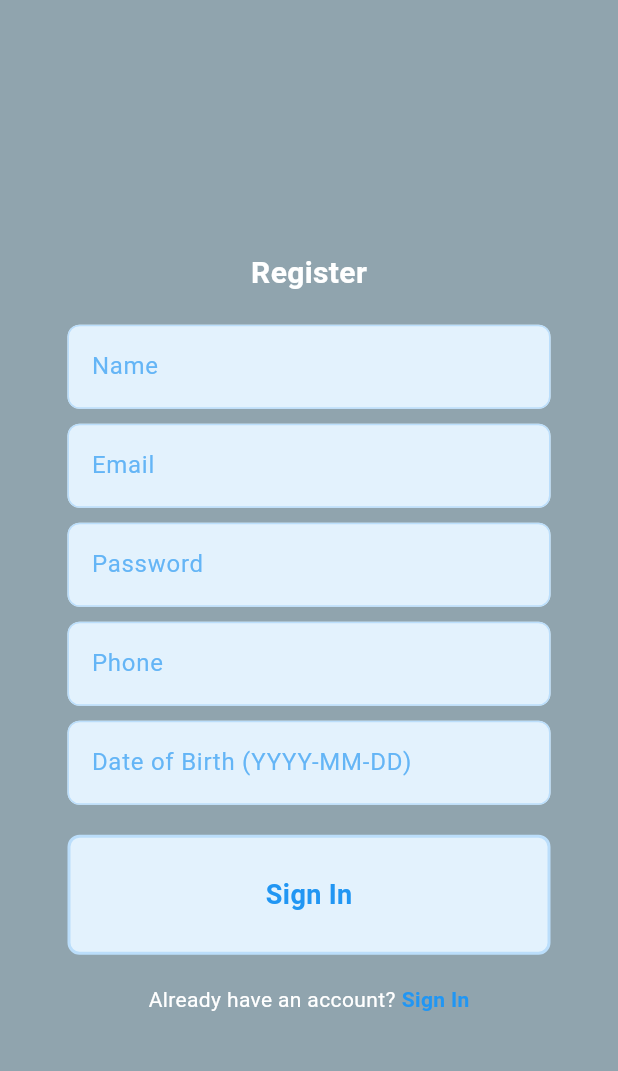
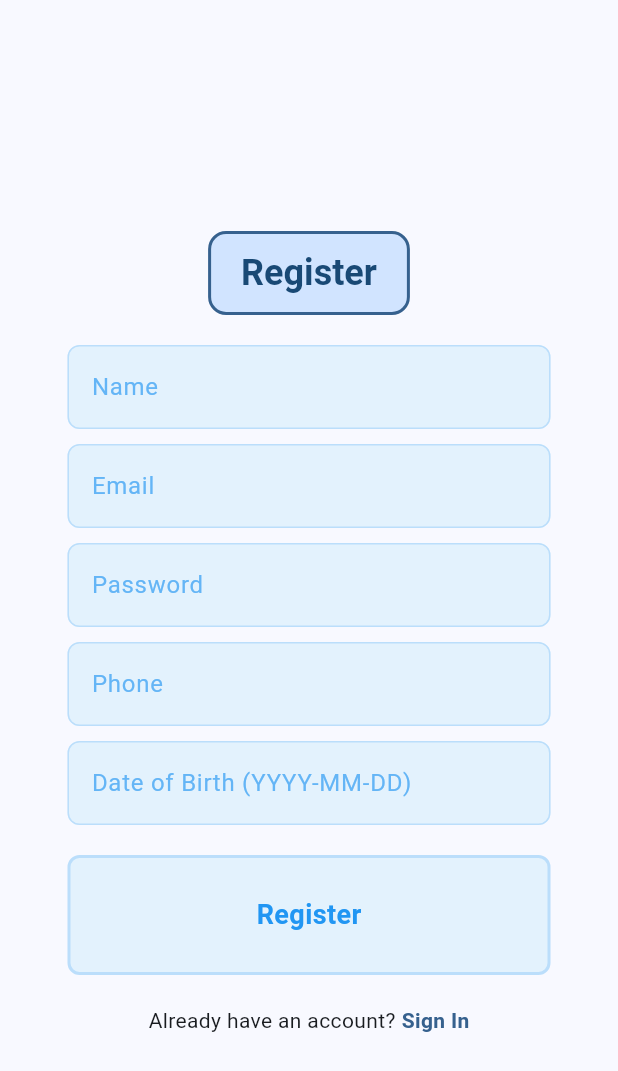
Before and after one commit to bcolitti732/trackit_flutter, a Flutter app: the screen it shows after launch, after a tap on "Register", on a phone screen of 412 x 824 dp. Shown: the top 1071 px of the screen. Run offline on Flutter 3.47's test engine with Material 3 defaults, Android fonts, the phone set to English and light mode, and no system bars; our stand-ins replace go_router, image_picker; network calls fail.

Commit message:
blanco y negro, muchos cambios

```diff
--- a/lib/components/my_button.dart
+++ b/lib/components/my_button.dart
@@ -2,8 +2,9 @@ import 'package:flutter/material.dart';
 
 class MyButton extends StatefulWidget {
   final Function()? onTap;
+  final String text;
 
-  const MyButton({super.key, required this.onTap});
+  const MyButton({super.key, required this.onTap, required this.text});
 
   @override
   _MyButtonState createState() => _MyButtonState();
@@ -33,7 +34,7 @@ class _MyButtonState extends State<MyButton> {
           ),
           child: Center(
             child: Text(
-              "Sign In",
+              widget.text,
               style: TextStyle(
                 color: _isHovered ? Colors.blue[700] : Colors.blue[500],
                 fontWeight: FontWeight.bold,
--- a/lib/provider/users_provider.dart
+++ b/lib/provider/users_provider.dart
@@ -32,7 +32,6 @@ class UserProvider with ChangeNotifier {
 
   void setCurrentUser(User user) {
     currentUser = user;
-    print('Usuario actualizado: ${currentUser.toJson()}');
     notifyListeners();
   }
 
@@ -41,12 +40,9 @@ class UserProvider with ChangeNotifier {
   _setError(null);
 
   try {
-    print('Cargando usuarios...');
     _users = await UserService.getUsers();
-    print('Usuarios cargados: $_users');
   } catch (e) {
     _setError('Error loading users: $e');
-    print('Error al cargar usuarios: $e');
     _users = [];
   } finally {
     _setLoading(false);
--- a/lib/screens/auth/login_screen.dart
+++ b/lib/screens/auth/login_screen.dart
@@ -85,132 +85,115 @@ class LoginPage extends StatelessWidget {
 
   @override
 Widget build(BuildContext context) {
+  final theme = Theme.of(context);
+
   return Scaffold(
-      backgroundColor: Colors.blueGrey[300] ?? Colors.grey,
+    backgroundColor: theme.scaffoldBackgroundColor,
     body: SafeArea(
       child: Center(
         child: SingleChildScrollView(
-            padding: const EdgeInsets.symmetric(horizontal: 20.0),
+          padding: const EdgeInsets.all(24),
+          child: Center(
+            child: ConstrainedBox(
+              constraints: const BoxConstraints(maxWidth: 750),
+              child: Card(
+                elevation: 8,
+                shape: RoundedRectangleBorder(borderRadius: BorderRadius.circular(24)),
+                color: theme.cardColor,
+                child: Padding(
+                  padding: const EdgeInsets.all(32.0),
                   child: Column(
-              mainAxisAlignment: MainAxisAlignment.center,
+                    mainAxisSize: MainAxisSize.min,
                     children: [
-                const SizedBox(height: 20),
-                Container(
-                  decoration: BoxDecoration(
-                    border: Border.all(color: Colors.blue[700] ?? Colors.blue, width: 2),
+                      const SizedBox(height: 12),
+                      ClipRRect(
                         borderRadius: BorderRadius.circular(12),
-                  ),
-                  child: ClipRRect(
-                    borderRadius: BorderRadius.circular(12),
-                    child: Image.asset(
-                      'lib/images/image.png',
-                      height: 150,
-                    ),
-                  ),
+                        child: Image.asset('lib/images/image.png', height: 100),
                       ),
                       const SizedBox(height: 20),
-                const Text(
-                  'Welcome to Track It, we missed you!',
-                  style: TextStyle(
-                    color: Colors.white,
-                    fontSize: 22,
-                    fontWeight: FontWeight.bold,
+                      Text(
+                        'Welcome back, we missed you!',
+                        style: theme.textTheme.headlineSmall?.copyWith(fontWeight: FontWeight.bold),
                       ),
+                      const SizedBox(height: 8),
+                      Text(
+                        'Please log in to continue',
+                        style: theme.textTheme.bodyMedium?.copyWith(color: Colors.grey),
                       ),
-                const SizedBox(height: 20),
-                ConstrainedBox(
-                  constraints: const BoxConstraints(maxWidth: 900),
-                  child: MyTextfield(
+                      const SizedBox(height: 24),
+                      MyTextfield(
                         controller: emailController,
                         hintText: 'Email',
                         obscureText: false,
                       ),
-                ),
-                const SizedBox(height: 10),
-                ConstrainedBox(
-                  constraints: const BoxConstraints(maxWidth: 900),
-                  child: MyTextfield(
+                      const SizedBox(height: 16),
+                      MyTextfield(
                         controller: passwordController,
                         hintText: 'Password',
                         obscureText: true,
                       ),
+                      const SizedBox(height: 8),
+                      Align(
+                        alignment: Alignment.centerRight,
+                        child: Text(
+                          'Forgot your password?',
+                          style: TextStyle(color: theme.colorScheme.primary),
                         ),
-                const SizedBox(height: 10),
-                Row(
-                  mainAxisAlignment: MainAxisAlignment.end,
-                  children: [
-                    Text(
-                      'Forgot your password?',
-                      style: TextStyle(color: Colors.blue[300] ?? Colors.blue),
                       ),
-                  ],
-                ),
-                const SizedBox(height: 20),
-                ConstrainedBox(
-                  constraints: const BoxConstraints(maxWidth: 600),
-                  child: MyButton(
+                      const SizedBox(height: 24),
+                      MyButton(
+                        text: 'Login',
                         onTap: () => signUserIn(context),
-                  ),
                       ),
                       const SizedBox(height: 20),
                       Row(
                         mainAxisAlignment: MainAxisAlignment.center,
                         children: [
                           Text(
-                      'Not a member yet?',
-                      style: TextStyle(color: Colors.white),
+                            'Not a member?',
+                            style: theme.textTheme.bodyMedium,
                           ),
                           const SizedBox(width: 4),
-                    GestureDetector(
+                          MouseRegion(
+                            cursor: SystemMouseCursors.click,
+                            child: GestureDetector(
                               onTap: () => context.go('/register'),
-                      child: const Text(
+                              child: Text(
                                 'Register',
-                        style: TextStyle(
-                          color: Colors.blue,
+                                style: theme.textTheme.bodyMedium?.copyWith(
+                                  color: theme.colorScheme.primary,
                                   fontWeight: FontWeight.bold,
+                                ),
                               ),
                             ),
                           ),
                         ],
                       ),
-                const SizedBox(height: 40),
+                      const SizedBox(height: 30),
                       Row(
                         children: [
-                    Expanded(
-                      child: Divider(
-                        color: Colors.grey[400],
-                        thickness: 1,
-                      ),
-                    ),
+                          Expanded(child: Divider(color: Colors.grey[400])),
                           const Padding(
                             padding: EdgeInsets.symmetric(horizontal: 10.0),
-                      child: Text(
-                        'Or continue with',
-                        style: TextStyle(color: Colors.white),
+                            child: Text('Or continue with'),
                           ),
-                    ),
-                    Expanded(
-                      child: Divider(
-                        color: Colors.grey[400],
-                        thickness: 1,
-                      ),
-                    ),
+                          Expanded(child: Divider(color: Colors.grey[400])),
                         ],
                       ),
-                const SizedBox(height: 20),
+                      const SizedBox(height: 16),
                       GestureDetector(
                         onTap: () {
-                    // TODO: implementar el google
                           ScaffoldMessenger.of(context).showSnackBar(
                             const SnackBar(content: Text('Google sign-in clicked!')),
                           );
                         },
-                  child: SquareTitle(
-                    imagePath: 'lib/images/google.png',
-                    size: 50,
+                        child: SquareTitle(imagePath: 'lib/images/google.png', size: 50),
+                      ),
+                    ],
                   ),
                 ),
-              ],
+              ),
+            ),
           ),
         ),
       ),
--- a/lib/screens/auth/register_screen.dart
+++ b/lib/screens/auth/register_screen.dart
@@ -108,8 +108,10 @@ class RegisterPage extends StatelessWidget {
 
   @override
   Widget build(BuildContext context) {
+    final theme = Theme.of(context);
+
     return Scaffold(
-      backgroundColor: Colors.blueGrey[300] ?? Colors.grey,
+      backgroundColor: theme.colorScheme.background,
       body: SafeArea(
         child: Center(
           child: SingleChildScrollView(
@@ -118,80 +120,66 @@ class RegisterPage extends StatelessWidget {
               mainAxisAlignment: MainAxisAlignment.center,
               children: [
                 const SizedBox(height: 20),
-                const Text(
-                  'Register',
-                  style: TextStyle(
-                    color: Colors.white,
-                    fontSize: 20,
-                    fontWeight: FontWeight.bold,
+                Container(
+                  padding: const EdgeInsets.symmetric(vertical: 10.0, horizontal: 20.0),
+                  decoration: BoxDecoration(
+                    color: theme.colorScheme.primaryContainer,
+                    borderRadius: BorderRadius.circular(12),
+                    border: Border.all(color: theme.colorScheme.primary, width: 2),
+                  ),
+                  child: Text(
+                    'Register',
+                    style: theme.textTheme.headlineSmall?.copyWith(
+                      color: theme.colorScheme.onPrimaryContainer,
+                      fontWeight: FontWeight.bold,
+                      fontSize: 24,
+                    ),
                   ),
                 ),
                 const SizedBox(height: 20),
+
+                // Campos de texto
+                _buildTextField(context, nameController, 'Name'),
+                const SizedBox(height: 10),
+                _buildTextField(context, emailController, 'Email'),
+                const SizedBox(height: 10),
+                _buildTextField(context, passwordController, 'Password', obscureText: true),
+                const SizedBox(height: 10),
+                _buildTextField(context, phoneController, 'Phone'),
+                const SizedBox(height: 10),
+                _buildTextField(context, birthdateController, 'Date of Birth (YYYY-MM-DD)'),
+                const SizedBox(height: 20),
+
+                // Botón de registro
                 ConstrainedBox(
-                  constraints: const BoxConstraints(maxWidth: 900),
-                  child: MyTextfield(
-                    controller: nameController,
-                    hintText: 'Name',
-                    obscureText: false,
-                  ),
-                ),
-                const SizedBox(height: 10),
-                ConstrainedBox(
-                  constraints: const BoxConstraints(maxWidth: 900),
-                  child: MyTextfield(
-                    controller: emailController,
-                    hintText: 'Email',
-                    obscureText: false,
-                  ),
-                ),
-                const SizedBox(height: 10),
-                ConstrainedBox(
-                  constraints: const BoxConstraints(maxWidth: 900),
-                  child: MyTextfield(
-                    controller: passwordController,
-                    hintText: 'Password',
-                    obscureText: true,
-                  ),
-                ),
-                const SizedBox(height: 10),
-                ConstrainedBox(
-                  constraints: const BoxConstraints(maxWidth: 900),
-                  child: MyTextfield(
-                    controller: phoneController,
-                    hintText: 'Phone',
-                    obscureText: false,
-                  ),
-                ),
-                const SizedBox(height: 10),
-                ConstrainedBox(
-                  constraints: const BoxConstraints(maxWidth: 900),
-                  child: MyTextfield(
-                    controller: birthdateController,
-                    hintText: 'Date of Birth (YYYY-MM-DD)',
-                    obscureText: false,
-                  ),
+                  constraints: const BoxConstraints(maxWidth: 600),
+                  child: MyButton(
+                    text: 'Register',
+                    onTap: () => registerUser(context)),
                 ),
                 const SizedBox(height: 20),
-                ConstrainedBox(
-                  constraints: const BoxConstraints(maxWidth: 600),
-                  child: MyButton(onTap: () => registerUser(context)),
-                ),
-                const SizedBox(height: 20),
+
+                // Enlace a la página de login
                 Row(
                   mainAxisAlignment: MainAxisAlignment.center,
                   children: [
                     Text(
                       'Already have an account?',
-                      style: TextStyle(color: Colors.white),
+                      style: theme.textTheme.bodyMedium?.copyWith(
+                        color: theme.colorScheme.onBackground,
+                      ),
                     ),
                     const SizedBox(width: 4),
-                    GestureDetector(
-                      onTap: () => context.go('/login'),
-                      child: const Text(
-                        'Sign In',
-                        style: TextStyle(
-                          color: Colors.blue,
-                          fontWeight: FontWeight.bold,
+                    MouseRegion(
+                      cursor: SystemMouseCursors.click,
+                      child: GestureDetector(
+                        onTap: () => context.go('/login'),
+                        child: Text(
+                          'Sign In',
+                          style: theme.textTheme.bodyMedium?.copyWith(
+                            color: theme.colorScheme.primary,
+                            fontWeight: FontWeight.bold,
+                          ),
                         ),
                       ),
                     ),
@@ -204,4 +192,17 @@ class RegisterPage extends StatelessWidget {
       ),
     );
   }
+
+  Widget _buildTextField(BuildContext context, TextEditingController controller, String hintText, {bool obscureText = false}) {
+    final theme = Theme.of(context);
+
+    return ConstrainedBox(
+      constraints: const BoxConstraints(maxWidth: 900),
+      child: MyTextfield(
+        controller: controller,
+        hintText: hintText,
+        obscureText: obscureText,
+      ),
+    );
+  }
 }
--- a/lib/screens/details_screen.dart
+++ b/lib/screens/details_screen.dart
@@ -15,7 +15,6 @@ class _DetailsScreenState extends State<DetailsScreen> {
   @override
   void initState() {
     super.initState();
-    // Cargar usuarios cuando el widget se monta
     Future.microtask(() {
       final provider = Provider.of<UserProvider>(context, listen: false);
       provider.loadUsers();
--- a/pubspec.yaml
+++ b/pubspec.yaml
@@ -38,6 +38,7 @@ dependencies:
   http: ^1.3.0
   provider: ^6.1.4
   intl: ^0.17.0
+  image_picker: ^1.0.7
 
 dev_dependencies:
   flutter_test:
```
Also changed, not shown: lib/screens/edit_screen.dart (+12 -20 lines), lib/screens/perfil_screen.dart (+100 -112 lines), lib/services/UserService.dart (+2 -21 lines), lib/services/auth_service.dart (+3 -11 lines), lib/widgets/Layout.dart (+8 -0 lines), pubspec.lock, 5 other files. Lines whose indentation alone changed are shown as unchanged.
